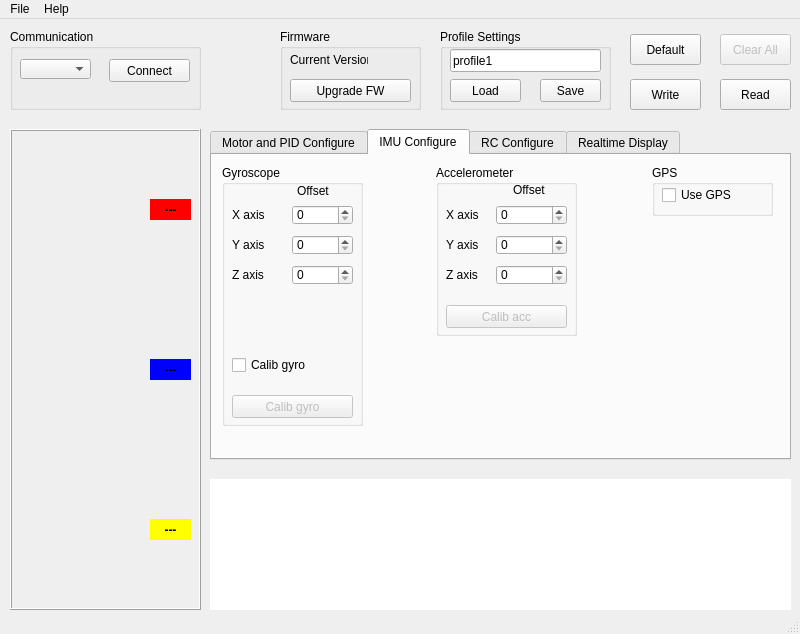
Old version of the form dev/gStabiSC/mainwindow.ui in the repository tongvtdan/gStabiSC.
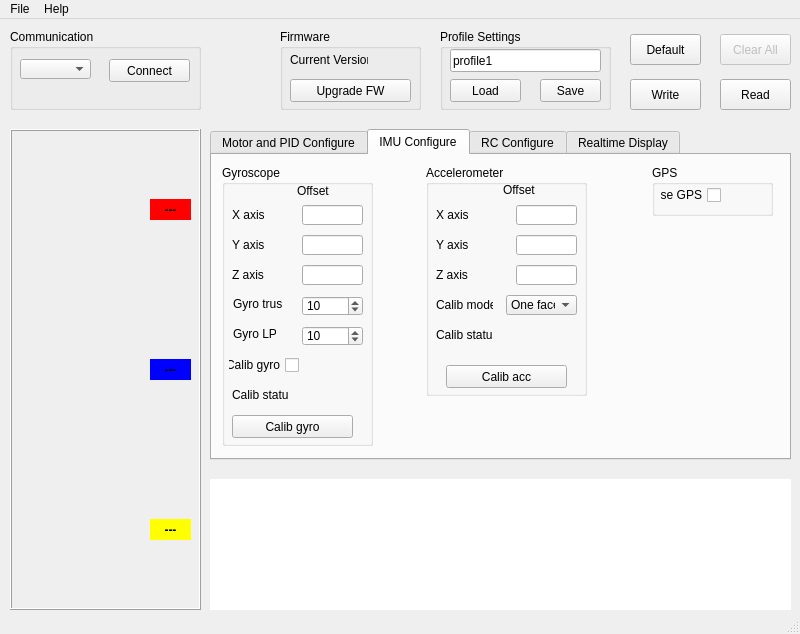
New version of the form. The open tabs and pages were chosen to show the change. Icons and pictures are not drawn. Custom widgets are drawn as their Qt base class.

Commit message: add acc calib and gyro calib

The edit to the form file:
```diff
--- a/dev/gStabiSC/mainwindow.ui
+++ b/dev/gStabiSC/mainwindow.ui
@@ -1202,59 +1202,21 @@
        <rect>
         <x>10</x>
         <y>10</y>
-        <width>141</width>
-        <height>261</height>
+        <width>151</width>
+        <height>281</height>
        </rect>
       </property>
       <property name="title">
        <string>Gyroscope</string>
       </property>
-      <widget class="QWidget" name="layoutWidget_3">
-       <property name="geometry">
-        <rect>
-         <x>10</x>
-         <y>160</y>
-         <width>121</width>
-         <height>22</height>
-        </rect>
-       </property>
-       <layout class="QHBoxLayout" name="horizontalLayout_23">
-        <item>
-         <widget class="QLabel" name="label_45">
-          <property name="text">
-           <string>Gyro LPF</string>
-          </property>
-         </widget>
-        </item>
-        <item>
-         <widget class="QSpinBox" name="gyro_LPF">
-          <property name="toolTip">
-           <string>gyro low pass filter gain</string>
-          </property>
-          <property name="minimum">
-           <number>0</number>
-          </property>
-          <property name="maximum">
-           <number>255</number>
-          </property>
-          <property name="singleStep">
-           <number>1</number>
-          </property>
-          <property name="value">
-           <number>10</number>
-          </property>
-         </widget>
-        </item>
-       </layout>
-      </widget>
       <widget class="QPushButton" name="calibGyro_Button">
        <property name="enabled">
-        <bool>false</bool>
+        <bool>true</bool>
        </property>
        <property name="geometry">
         <rect>
          <x>10</x>
-         <y>230</y>
+         <y>250</y>
          <width>121</width>
          <height>23</height>
         </rect>
@@ -1263,119 +1225,6 @@
         <string>Calib gyro</string>
        </property>
       </widget>
-      <widget class="QWidget" name="layoutWidget">
-       <property name="geometry">
-        <rect>
-         <x>10</x>
-         <y>130</y>
-         <width>121</width>
-         <height>22</height>
-        </rect>
-       </property>
-       <layout class="QHBoxLayout" name="horizontalLayout_24">
-        <item>
-         <widget class="QLabel" name="label_48">
-          <property name="text">
-           <string>Gyro trust</string>
-          </property>
-         </widget>
-        </item>
-        <item>
-         <widget class="QSpinBox" name="gyroTrust">
-          <property name="toolTip">
-           <string>gyro trust factor</string>
-          </property>
-          <property name="minimum">
-           <number>0</number>
-          </property>
-          <property name="maximum">
-           <number>100</number>
-          </property>
-          <property name="singleStep">
-           <number>1</number>
-          </property>
-          <property name="value">
-           <number>10</number>
-          </property>
-         </widget>
-        </item>
-       </layout>
-      </widget>
-      <widget class="QSpinBox" name="gyroX_offset">
-       <property name="geometry">
-        <rect>
-         <x>70</x>
-         <y>40</y>
-         <width>61</width>
-         <height>20</height>
-        </rect>
-       </property>
-       <property name="toolTip">
-        <string>gyro offset value of X axis</string>
-       </property>
-       <property name="minimum">
-        <number>0</number>
-       </property>
-       <property name="maximum">
-        <number>10000</number>
-       </property>
-       <property name="singleStep">
-        <number>1</number>
-       </property>
-       <property name="value">
-        <number>0</number>
-       </property>
-      </widget>
-      <widget class="QSpinBox" name="gyroY_offset">
-       <property name="geometry">
-        <rect>
-         <x>70</x>
-         <y>70</y>
-         <width>61</width>
-         <height>20</height>
-        </rect>
-       </property>
-       <property name="toolTip">
-        <string>gyro offset value of Y axis</string>
-       </property>
-       <property name="minimum">
-        <number>0</number>
-       </property>
-       <property name="maximum">
-        <number>10000</number>
-       </property>
-       <property name="singleStep">
-        <number>1</number>
-       </property>
-       <property name="value">
-        <number>0</number>
-       </property>
-      </widget>
-      <widget class="QSpinBox" name="gyroZ_offset">
-       <property name="geometry">
-        <rect>
-         <x>70</x>
-         <y>100</y>
-         <width>61</width>
-         <height>20</height>
-        </rect>
-       </property>
-       <property name="toolTip">
-        <string>gyro offset value of Z axis</string>
-       </property>
-       <property name="minimum">
-        <number>0</number>
-       </property>
-       <property name="maximum">
-        <number>10000</number>
-       </property>
-       <property name="singleStep">
-        <number>1</number>
-       </property>
-       <property name="value">
-        <number>0</number>
-       </property>
-      </widget>
       <widget class="QLabel" name="label_60">
        <property name="geometry">
         <rect>
@@ -1431,19 +1280,163 @@
       <widget class="QCheckBox" name="calibGyro">
        <property name="geometry">
         <rect>
-         <x>10</x>
+         <x>6</x>
          <y>190</y>
-         <width>101</width>
+         <width>71</width>
          <height>20</height>
         </rect>
        </property>
        <property name="toolTip">
         <string>choose calib gyro or not when system is powered on</string>
        </property>
+       <property name="layoutDirection">
+        <enum>Qt::RightToLeft</enum>
+       </property>
        <property name="text">
         <string>Calib gyro</string>
        </property>
       </widget>
+      <widget class="QLineEdit" name="gyroX_offset">
+       <property name="geometry">
+        <rect>
+         <x>80</x>
+         <y>40</y>
+         <width>61</width>
+         <height>20</height>
+        </rect>
+       </property>
+       <property name="readOnly">
+        <bool>true</bool>
+       </property>
+      </widget>
+      <widget class="QLineEdit" name="gyroY_offset">
+       <property name="geometry">
+        <rect>
+         <x>80</x>
+         <y>70</y>
+         <width>61</width>
+         <height>20</height>
+        </rect>
+       </property>
+       <property name="readOnly">
+        <bool>true</bool>
+       </property>
+      </widget>
+      <widget class="QLineEdit" name="gyroZ_offset">
+       <property name="geometry">
+        <rect>
+         <x>80</x>
+         <y>100</y>
+         <width>61</width>
+         <height>20</height>
+        </rect>
+       </property>
+       <property name="readOnly">
+        <bool>true</bool>
+       </property>
+      </widget>
+      <widget class="QLabel" name="label_48">
+       <property name="geometry">
+        <rect>
+         <x>11</x>
+         <y>131</y>
+         <width>49</width>
+         <height>16</height>
+        </rect>
+       </property>
+       <property name="text">
+        <string>Gyro trust</string>
+       </property>
+      </widget>
+      <widget class="QSpinBox" name="gyroTrust">
+       <property name="geometry">
+        <rect>
+         <x>80</x>
+         <y>131</y>
+         <width>61</width>
+         <height>20</height>
+        </rect>
+       </property>
+       <property name="toolTip">
+        <string>gyro trust factor</string>
+       </property>
+       <property name="minimum">
+        <number>0</number>
+       </property>
+       <property name="maximum">
+        <number>100</number>
+       </property>
+       <property name="singleStep">
+        <number>1</number>
+       </property>
+       <property name="value">
+        <number>10</number>
+       </property>
+      </widget>
+      <widget class="QLabel" name="label_45">
+       <property name="geometry">
+        <rect>
+         <x>11</x>
+         <y>161</y>
+         <width>43</width>
+         <height>16</height>
+        </rect>
+       </property>
+       <property name="text">
+        <string>Gyro LPF</string>
+       </property>
+      </widget>
+      <widget class="QSpinBox" name="gyro_LPF">
+       <property name="geometry">
+        <rect>
+         <x>80</x>
+         <y>161</y>
+         <width>61</width>
+         <height>20</height>
+        </rect>
+       </property>
+       <property name="toolTip">
+        <string>gyro low pass filter gain</string>
+       </property>
+       <property name="minimum">
+        <number>0</number>
+       </property>
+       <property name="maximum">
+        <number>255</number>
+       </property>
+       <property name="singleStep">
+        <number>1</number>
+       </property>
+       <property name="value">
+        <number>10</number>
+       </property>
+      </widget>
+      <widget class="QLabel" name="gyro_status_label">
+       <property name="geometry">
+        <rect>
+         <x>10</x>
+         <y>220</y>
+         <width>57</width>
+         <height>20</height>
+        </rect>
+       </property>
+       <property name="text">
+        <string>Calib status</string>
+       </property>
+      </widget>
+      <widget class="QLabel" name="gyro_calib_label">
+       <property name="geometry">
+        <rect>
+         <x>80</x>
+         <y>220</y>
+         <width>57</width>
+         <height>20</height>
+        </rect>
+       </property>
+       <property name="text">
+        <string/>
+       </property>
+      </widget>
      </widget>
      <widget class="QGroupBox" name="rcConfig_groupBox_4">
       <property name="geometry">
@@ -1460,15 +1453,18 @@
       <widget class="QCheckBox" name="useGPS">
        <property name="geometry">
         <rect>
-         <x>10</x>
+         <x>8</x>
          <y>20</y>
-         <width>71</width>
+         <width>61</width>
          <height>20</height>
         </rect>
        </property>
        <property name="toolTip">
         <string>check if your system uses GPS</string>
        </property>
+       <property name="layoutDirection">
+        <enum>Qt::RightToLeft</enum>
+       </property>
        <property name="text">
         <string>Use GPS</string>
        </property>
@@ -1477,10 +1473,10 @@
      <widget class="QGroupBox" name="rcConfig_groupBox_3">
       <property name="geometry">
        <rect>
-        <x>224</x>
+        <x>214</x>
         <y>10</y>
-        <width>141</width>
-        <height>171</height>
+        <width>161</width>
+        <height>231</height>
        </rect>
       </property>
       <property name="title">
@@ -1488,12 +1484,12 @@
       </property>
       <widget class="QPushButton" name="calibAcc_Button">
        <property name="enabled">
-        <bool>false</bool>
+        <bool>true</bool>
        </property>
        <property name="geometry">
         <rect>
-         <x>10</x>
-         <y>140</y>
+         <x>20</x>
+         <y>200</y>
          <width>121</width>
          <height>23</height>
         </rect>
@@ -1502,81 +1498,6 @@
         <string>Calib acc</string>
        </property>
       </widget>
-      <widget class="QSpinBox" name="accX_offset">
-       <property name="geometry">
-        <rect>
-         <x>60</x>
-         <y>40</y>
-         <width>71</width>
-         <height>20</height>
-        </rect>
-       </property>
-       <property name="toolTip">
-        <string>acc offset value of X axis</string>
-       </property>
-       <property name="minimum">
-        <number>0</number>
-       </property>
-       <property name="maximum">
-        <number>10000</number>
-       </property>
-       <property name="singleStep">
-        <number>1</number>
-       </property>
-       <property name="value">
-        <number>0</number>
-       </property>
-      </widget>
-      <widget class="QSpinBox" name="accY_offset">
-       <property name="geometry">
-        <rect>
-         <x>60</x>
-         <y>70</y>
-         <width>71</width>
-         <height>20</height>
-        </rect>
-       </property>
-       <property name="toolTip">
-        <string>acc offset value of Y axis</string>
-       </property>
-       <property name="minimum">
-        <number>0</number>
-       </property>
-       <property name="maximum">
-        <number>10000</number>
-       </property>
-       <property name="singleStep">
-        <number>1</number>
-       </property>
-       <property name="value">
-        <number>0</number>
-       </property>
-      </widget>
-      <widget class="QSpinBox" name="accZ_offset">
-       <property name="geometry">
-        <rect>
-         <x>60</x>
-         <y>100</y>
-         <width>71</width>
-         <height>20</height>
-        </rect>
-       </property>
-       <property name="toolTip">
-        <string>acc offset value of Z axis</string>
-       </property>
-       <property name="minimum">
-        <number>0</number>
-       </property>
-       <property name="maximum">
-        <number>10000</number>
-       </property>
-       <property name="singleStep">
-        <number>1</number>
-       </property>
-       <property name="value">
-        <number>0</number>
-       </property>
-      </widget>
       <widget class="QLabel" name="label_53">
        <property name="geometry">
         <rect>
@@ -1629,6 +1550,113 @@
         <string>Offset</string>
        </property>
       </widget>
+      <widget class="QLabel" name="label_80">
+       <property name="geometry">
+        <rect>
+         <x>10</x>
+         <y>130</y>
+         <width>57</width>
+         <height>20</height>
+        </rect>
+       </property>
+       <property name="text">
+        <string>Calib mode</string>
+       </property>
+      </widget>
+      <widget class="QComboBox" name="calibmodes">
+       <property name="geometry">
+        <rect>
+         <x>80</x>
+         <y>130</y>
+         <width>71</width>
+         <height>20</height>
+        </rect>
+       </property>
+       <property name="toolTip">
+        <string>direction of motor</string>
+       </property>
+       <property name="autoFillBackground">
+        <bool>true</bool>
+       </property>
+       <property name="editable">
+        <bool>false</bool>
+       </property>
+       <item>
+        <property name="text">
+         <string>One face</string>
+        </property>
+       </item>
+       <item>
+        <property name="text">
+         <string>Six faces</string>
+        </property>
+       </item>
+      </widget>
+      <widget class="QLineEdit" name="accX_offset">
+       <property name="geometry">
+        <rect>
+         <x>90</x>
+         <y>40</y>
+         <width>61</width>
+         <height>20</height>
+        </rect>
+       </property>
+       <property name="readOnly">
+        <bool>true</bool>
+       </property>
+      </widget>
+      <widget class="QLineEdit" name="accY_offset">
+       <property name="geometry">
+        <rect>
+         <x>90</x>
+         <y>70</y>
+         <width>61</width>
+         <height>20</height>
+        </rect>
+       </property>
+       <property name="readOnly">
+        <bool>true</bool>
+       </property>
+      </widget>
+      <widget class="QLineEdit" name="accZ_offset">
+       <property name="geometry">
+        <rect>
+         <x>90</x>
+         <y>100</y>
+         <width>61</width>
+         <height>20</height>
+        </rect>
+       </property>
+       <property name="readOnly">
+        <bool>true</bool>
+       </property>
+      </widget>
+      <widget class="QLabel" name="acc_status_label">
+       <property name="geometry">
+        <rect>
+         <x>10</x>
+         <y>160</y>
+         <width>57</width>
+         <height>20</height>
+        </rect>
+       </property>
+       <property name="text">
+        <string>Calib status</string>
+       </property>
+      </widget>
+      <widget class="QLabel" name="acc_calib_label">
+       <property name="geometry">
+        <rect>
+         <x>80</x>
+         <y>160</y>
+         <width>71</width>
+         <height>20</height>
+        </rect>
+       </property>
+       <property name="text">
+        <string/>
+       </property>
+      </widget>
      </widget>
     </widget>
     <widget class="QWidget" name="tab_RCconfig">
```
Left out of the diff: 2 changed lines with no effect on the pictures. The commit also changes 6 other files.
